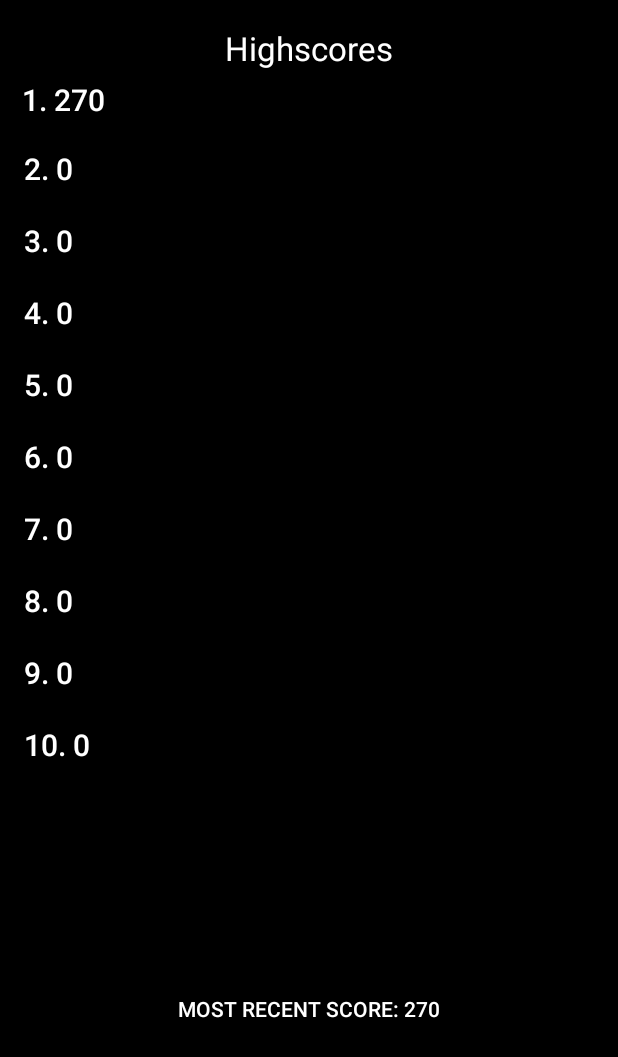
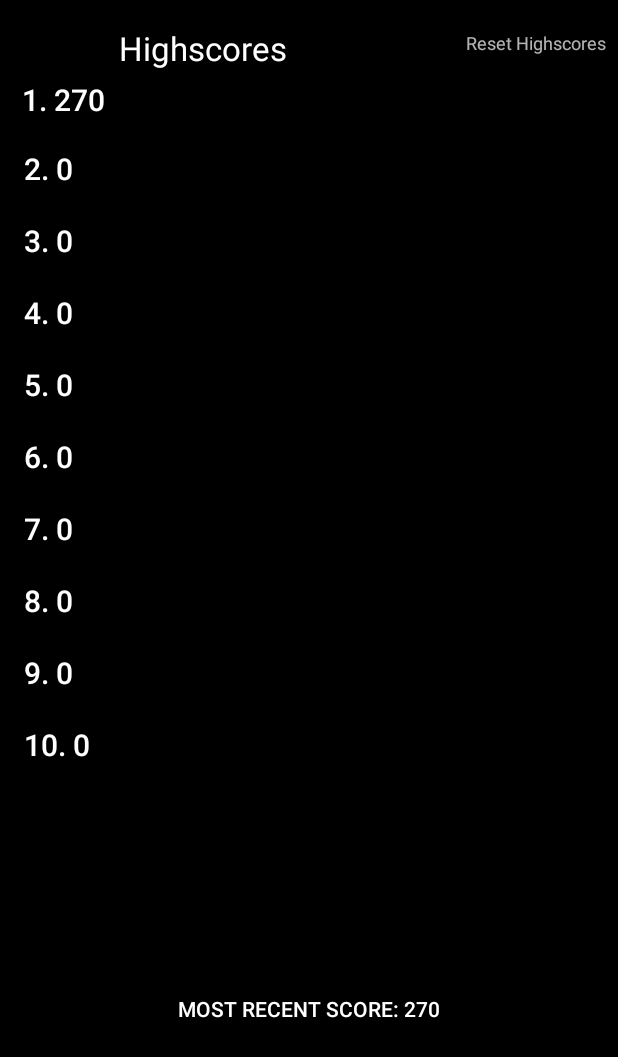
Before and after one commit to lapumb/CIS_350_PacLouie, an Android app: the HighscoreActivity screen opened directly, with no data from a screen before it, on a phone screen of 412 x 824 dp. Shown: the top 1057 px of the screen. Run offline under Robolectric (Android 15) with nearby library versions, the light colour scheme and no system bars.

Commit message:
fixed bugs in highscore, added clear highscore

```diff
--- a/app/src/main/java/com/example/lapum/paclouie/HighscoreActivity.java
+++ b/app/src/main/java/com/example/lapum/paclouie/HighscoreActivity.java
@@ -6,6 +6,7 @@ import android.content.SharedPreferences;
 import android.content.res.Configuration;
 import android.os.Bundle;
 import android.support.v7.app.AppCompatActivity;
+import android.view.View;
 import android.widget.TextView;
 
 /**
@@ -39,9 +40,6 @@ public class HighscoreActivity extends AppCompatActivity {
         //instantiating TextViews
         instantiateScoresText();
 
-        //TODO sending textviews to a list
-        //addTextViewsToList();
-
         //recieving score from gameactivity
         Intent mIntent = getIntent();
 
@@ -57,7 +55,7 @@ public class HighscoreActivity extends AppCompatActivity {
         //setting last score text
         int displayLatestScore = GameActivity.lastScore;
         mostRecentScore = getString(R.string.lastScore);
-        mostRecentScore = mostRecentScore +" " + displayLatestScore;
+        mostRecentScore = mostRecentScore + " " + displayLatestScore;
         lastScore.setText(mostRecentScore);
 
         int orientation = getResources().getConfiguration().orientation;
@@ -71,7 +69,8 @@ public class HighscoreActivity extends AppCompatActivity {
 
 
         //initializing SharedPreference ints
-        SharedPreferences settings = getSharedPreferences("GAME_DATA", Context.MODE_PRIVATE);
+        final SharedPreferences settings = getSharedPreferences("GAME_DATA", Context.MODE_PRIVATE);
+        SharedPreferences.Editor editor = settings.edit();
         int highscore1 = settings.getInt("HIGH_SCORE1", 0);
         int highscore2 = settings.getInt("HIGH_SCORE2", 0);
         int highscore3 = settings.getInt("HIGH_SCORE3", 0);
@@ -88,44 +87,26 @@ public class HighscoreActivity extends AppCompatActivity {
         int list[] = {highscore1, highscore2, highscore3, highscore4, highscore5,
                 highscore6, highscore7, highscore8, highscore9, highscore10};
 
-        SharedPreferences.Editor editor = settings.edit();
 
+        // Clear preferences
+        TextView resetHighscores = (TextView) findViewById(R.id.resetScores);
+        resetHighscores.setOnClickListener(new TextView.OnClickListener() {
+            @Override
+            public void onClick(final View v) {
+                SharedPreferences.Editor preferencesEditor = settings.edit();
+                preferencesEditor.clear();
+                preferencesEditor.apply();
 
-        //checking if most recent score is larger than any currently in highscores
-        /*for (int score = 0; score < list.length; score++) {
-            if (lastGameScore >= list[score]) {
-                int i = 9;
-                while(i != score) {
-                    //shift all other score down one, printing / replacing the score
-                    list[i] = list[i-1];
-                    scoreText = Integer .toString(i+1) + ". " + list[i];
-                    scoreTexts[i].setText(scoreText);
+                //reloading highscore activity
+                Intent intent = getIntent();
+                finish();
+                startActivity(intent);
+            }
+        });
 
-                    //saving other scores down one index down
-                    editor.putInt("HIGH_SCORE" + Integer .toString(i+1), list[i]);
-                    editor.commit();
-                    i--;
-                }
-                //adding new high score to list in place of old score
-                list[score] = lastGameScore;
-                //setting specific highscore to be new score
-                scoreText = Integer .toString(score+1) + ". " + list[score];
-                scoreTexts[score].setText(scoreText);
-
-                //saving
-                editor.putInt("HIGH_SCORE" + Integer .toString(score+1), list[score]);
-                editor.commit();
-                break;
-            }
-            else {
-                //otherwise, keep it set to what it was
-                scoreText = Integer .toString(score+1) + ". " + list[score];
-                scoreTexts[score].setText(scoreText);
-            }
-        } */
         //checking latest score is greater than a highscore in list
-        for (int score = 0; score < list.length; score++) {
-            if (lastGameScore >= list[score]) {
+        for(int score = 0; score < list.length; score++) {
+            if(lastGameScore > list[score]) {
                 int i = 9;
                 while(i != score) {
                     //shift all other score down one, printing / replacing the score
@@ -142,7 +123,15 @@ public class HighscoreActivity extends AppCompatActivity {
                 //saving
                 editor.putInt("HIGH_SCORE" + Integer .toString(score+1), list[score]);
                 editor.commit();
-                break;
+
+                //making sure highscore is not recorded multiple times upon onCreate
+                lastGameScore = 0;
+
+                //breaking out of for loop
+                score = 9;
+            }
+            if(lastGameScore == list[score]) {
+                score = 9;
             }
         }
 
@@ -151,6 +140,7 @@ public class HighscoreActivity extends AppCompatActivity {
             scoreText = Integer .toString(i+1) + ". " + list[i];
             scoreTexts[i].setText(scoreText);
         }
+
 
     }
 
--- a/app/src/main/res/layout-land/content_highscore.xml
+++ b/app/src/main/res/layout-land/content_highscore.xml
@@ -137,6 +137,23 @@
         android:orientation="horizontal"
         app:layout_constraintGuide_begin="38dp" />
 
+    <TextView
+        android:id="@+id/resetScores"
+        android:layout_width="wrap_content"
+        android:layout_height="wrap_content"
+        android:layout_marginStart="8dp"
+        android:layout_marginTop="8dp"
+        android:layout_marginEnd="8dp"
+        android:layout_marginBottom="8dp"
+        android:text="@string/resetScores"
+        android:textSize="12sp"
+        app:layout_constraintBottom_toBottomOf="parent"
+        app:layout_constraintEnd_toEndOf="parent"
+        app:layout_constraintHorizontal_bias="1.0"
+        app:layout_constraintStart_toStartOf="@+id/guideline2"
+        app:layout_constraintTop_toTopOf="@+id/guideline7"
+        app:layout_constraintVertical_bias="1.0" />
+
     <android.support.constraint.Guideline
         android:id="@+id/guideline4"
         android:layout_width="wrap_content"
--- a/app/src/main/res/layout/content_highscore.xml
+++ b/app/src/main/res/layout/content_highscore.xml
@@ -20,6 +20,7 @@
         android:textAppearance="@style/TextAppearance.AppCompat.Large"
         app:layout_constraintBottom_toBottomOf="parent"
         app:layout_constraintEnd_toEndOf="parent"
+        app:layout_constraintHorizontal_bias="0.25"
         app:layout_constraintStart_toStartOf="parent"
         app:layout_constraintTop_toTopOf="parent"
         app:layout_constraintVertical_bias="0.012" />
@@ -282,4 +283,22 @@
         app:layout_constraintEnd_toEndOf="parent"
         app:layout_constraintStart_toStartOf="parent"
         app:layout_constraintTop_toTopOf="@+id/guideline16" />
+
+    <TextView
+        android:id="@+id/resetScores"
+        android:layout_width="wrap_content"
+        android:layout_height="wrap_content"
+        android:layout_marginStart="8dp"
+        android:layout_marginTop="8dp"
+        android:layout_marginEnd="8dp"
+        android:layout_marginBottom="8dp"
+        android:text="@string/resetScores"
+        android:textSize="12sp"
+        app:layout_constraintBottom_toTopOf="@+id/guideline3"
+        app:layout_constraintEnd_toEndOf="parent"
+        app:layout_constraintHorizontal_bias="1.0"
+        app:layout_constraintStart_toStartOf="@+id/guideline2"
+        app:layout_constraintTop_toTopOf="parent"
+        app:layout_constraintVertical_bias="1.0" />
+
 </android.support.constraint.ConstraintLayout>
--- a/app/src/main/res/values/strings.xml
+++ b/app/src/main/res/values/strings.xml
@@ -70,6 +70,8 @@
     <string name="highscore9">9. </string>
     <string name="highscore10">10. </string>
     <string name="lastScore">Most Recent Score: </string>
+    <string name="resetScores">Reset Highscores</string>
+
 
 
     <!-- Strings related to 'About' -->
```
Also changed, not shown: app/src/main/java/com/example/lapum/paclouie/GameActivity.java (+4 -3 lines), app/src/main/res/layout-land/content_game.xml (+7 -8 lines), app/src/main/res/layout/content_game.xml (+6 -4 lines).
